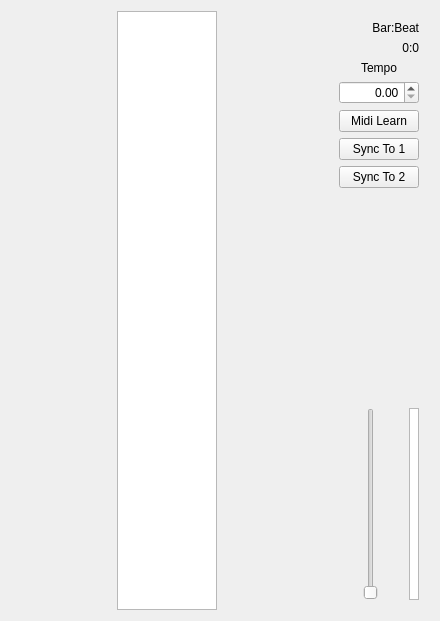
Above: app/mixerpanelview.ui from x37v/datajockey before the change. Below: the same form after it.
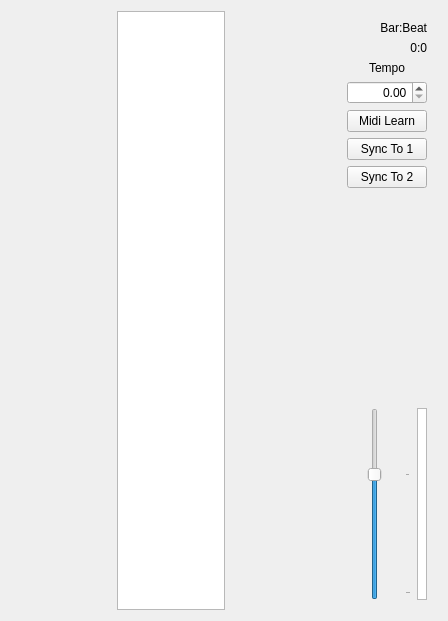
That is the form after the change. Custom widgets are drawn as their Qt base class.

What changed in the file:
```diff
--- a/app/mixerpanelview.ui
+++ b/app/mixerpanelview.ui
@@ -6,7 +6,7 @@
    <rect>
     <x>0</x>
     <y>0</y>
-    <width>430</width>
+    <width>448</width>
     <height>621</height>
    </rect>
   </property>
@@ -153,9 +153,27 @@
              <height>0</height>
             </size>
            </property>
+           <property name="maximum">
+            <number>1500</number>
+           </property>
+           <property name="singleStep">
+            <number>10</number>
+           </property>
+           <property name="pageStep">
+            <number>100</number>
+           </property>
+           <property name="value">
+            <number>1000</number>
+           </property>
            <property name="orientation">
             <enum>Qt::Vertical</enum>
            </property>
+           <property name="tickPosition">
+            <enum>QSlider::TicksBelow</enum>
+           </property>
+           <property name="tickInterval">
+            <number>1000</number>
+           </property>
           </widget>
          </item>
          <item>
```
